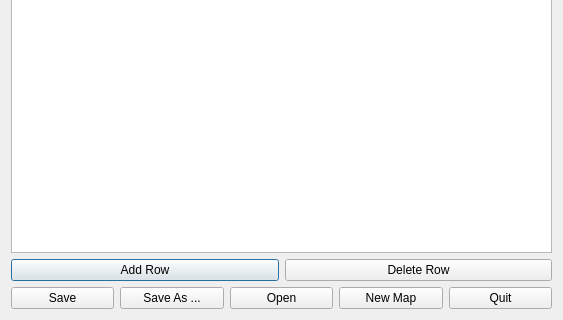
Before: the Qt Designer form ui/mapeditor.ui in miniCruzer/pnl-map, drawn with Qt 5; both pictures show x 0 to 563 and y 301 to 621 of the 563 by 621 pixel window.
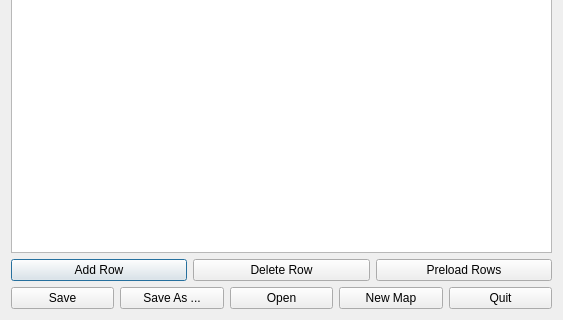
After: the same form once the commit is applied.

The edit to the form file:
```diff
--- a/ui/mapeditor.ui
+++ b/ui/mapeditor.ui
@@ -100,6 +100,19 @@
        </property>
       </widget>
      </item>
+     <item>
+      <widget class="QPushButton" name="preloadRowsButton">
+       <property name="toolTip">
+        <string>&lt;html&gt;&lt;head/&gt;&lt;body&gt;&lt;p&gt;Load row names from a spreadsheet.&lt;/p&gt;&lt;/body&gt;&lt;/html&gt;</string>
+       </property>
+       <property name="whatsThis">
+        <string>&lt;html&gt;&lt;head/&gt;&lt;body&gt;&lt;p&gt;Preloads Row Names from an existing Excel spreadsheet into the Row Name column. This helps create more accurate map files.&lt;/p&gt;&lt;/body&gt;&lt;/html&gt;</string>
+       </property>
+       <property name="text">
+        <string>Preload Rows</string>
+       </property>
+      </widget>
+     </item>
     </layout>
    </item>
    <item>
```
